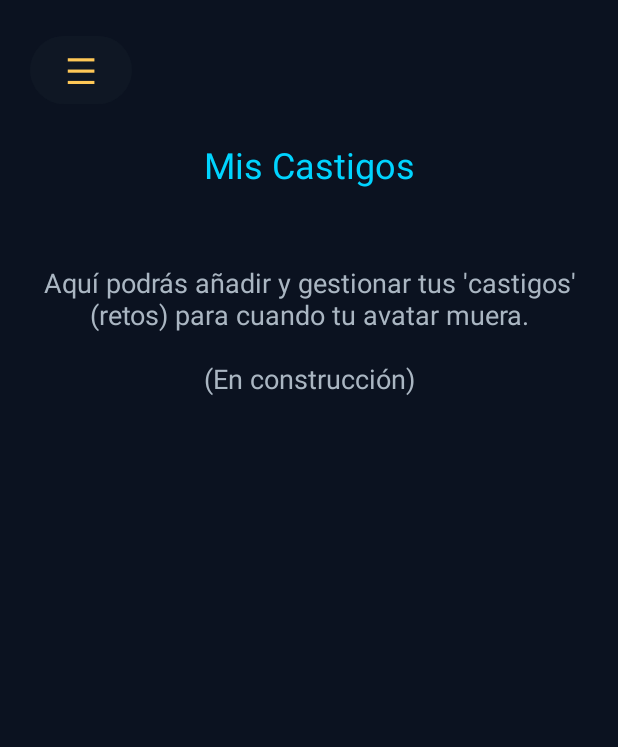
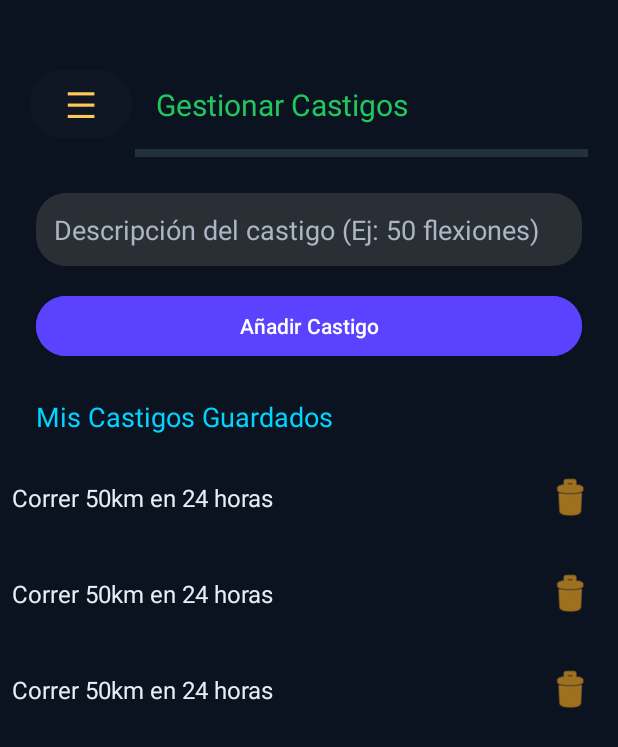
Before and after one commit to Bcio01/InfinityLive, an Android app: the layout activity_gestion_castigos.xml on its own in the app's theme, with its tools: preview values and no code run, on a phone screen of 412 x 824 dp. Shown: the top 747 px of the screen. Run offline under Robolectric (Android 15) with nearby library versions, the light colour scheme and no system bars.

Commit message:
Implementacion de lógica de muerte(Pantalla de muerte, Castigos para revivir, Disminucion de dinero por muerte)

```diff
--- a/app/src/main/res/layout/activity_gestion_castigos.xml
+++ b/app/src/main/res/layout/activity_gestion_castigos.xml
@@ -1,10 +1,21 @@
 <?xml version="1.0" encoding="utf-8"?>
 <LinearLayout xmlns:android="http://schemas.android.com/apk/res/android"
+    xmlns:app="http://schemas.android.com/apk/res-auto"
+    xmlns:tools="http://schemas.android.com/tools"
     android:layout_width="match_parent"
     android:layout_height="match_parent"
     android:orientation="vertical"
     android:background="@color/background"
-    android:padding="20dp">
+    tools:context=".GestionCastigosActivity">
+
+    <LinearLayout
+        android:layout_width="match_parent"
+        android:layout_height="wrap_content"
+        android:orientation="horizontal"
+        android:paddingTop="40sp"
+        android:paddingStart="20sp"
+        android:paddingEnd="20sp"
+        android:gravity="center_vertical">
 
         <Button
             android:id="@+id/btnMenu"
@@ -17,21 +28,63 @@
             android:textSize="24sp" />
 
         <TextView
+            android:layout_width="0dp"
+            android:layout_height="wrap_content"
+            android:layout_weight="1"
+            android:padding="16dp"
+            android:text="Gestionar Castigos"
+            android:textColor="@color/success"
+            android:textSize="20sp" />
+    </LinearLayout>
+
+    <View
+        android:layout_width="match_parent"
+        android:layout_height="5dp"
+        android:background="@color/divider"
+        android:layout_marginStart="90sp"
+        android:layout_marginEnd="20sp"/>
+
+    <LinearLayout
         android:layout_width="match_parent"
         android:layout_height="wrap_content"
-        android:text="Mis Castigos"
-        android:textColor="@color/acent"
-        android:textSize="24sp"
-        android:gravity="center"
-        android:layout_marginTop="20dp"/>
+        android:orientation="vertical"
+        android:padding="24dp">
+
+        <EditText
+            android:id="@+id/etCastigoDescripcion"
+            android:layout_width="match_parent"
+            android:layout_height="wrap_content"
+            android:background="@drawable/rounded_input"
+            android:hint="Descripción del castigo (Ej: 50 flexiones)"
+            android:inputType="textCapSentences"
+            android:textColor="@color/text_primary"
+            android:textColorHint="@color/text_secondary" />
+
+        <Button
+            android:id="@+id/btnAnadirCastigo"
+            android:layout_width="match_parent"
+            android:layout_height="wrap_content"
+            android:layout_marginTop="16dp"
+            android:text="Añadir Castigo"
+            android:backgroundTint="@color/achievement"/>
+    </LinearLayout>
 
     <TextView
         android:layout_width="match_parent"
         android:layout_height="wrap_content"
-        android:text="Aquí podrás añadir y gestionar tus 'castigos' (retos) para cuando tu avatar muera.\n\n(En construcción)"
-        android:textColor="@color/text_secondary"
+        android:text="Mis Castigos Guardados"
+        android:textColor="@color/acent"
         android:textSize="18sp"
-        android:gravity="center"
-        android:layout_marginTop="50dp"/>
+        android:paddingStart="24dp"
+        android:paddingEnd="24dp"/>
+
+    <androidx.recyclerview.widget.RecyclerView
+        android:id="@+id/rvCastigos"
+        android:layout_width="match_parent"
+        android:layout_height="0dp"
+        android:layout_weight="1"
+        android:layout_marginTop="10dp"
+        app:layoutManager="androidx.recyclerview.widget.LinearLayoutManager"
+        tools:listitem="@layout/item_castigo" />
 
 </LinearLayout>
--- /dev/null
+++ b/app/src/main/res/layout/item_castigo.xml
@@ -0,0 +1,29 @@
+<?xml version="1.0" encoding="utf-8"?>
+<LinearLayout xmlns:android="http://schemas.android.com/apk/res/android"
+    xmlns:app="http://schemas.android.com/apk/res-auto"
+    xmlns:tools="http://schemas.android.com/tools"
+    android:layout_width="match_parent"
+    android:layout_height="wrap_content"
+    android:orientation="horizontal"
+    android:gravity="center_vertical"
+    android:padding="8dp">
+
+    <TextView
+        android:id="@+id/tvCastigoDescripcion"
+        android:layout_width="0dp"
+        android:layout_height="wrap_content"
+        android:layout_weight="1"
+        android:textColor="@color/text_primary"
+        android:textSize="16sp"
+        tools:text="Correr 50km en 24 horas" />
+
+    <ImageButton
+        android:id="@+id/btnBorrarCastigo"
+        android:layout_width="48dp"
+        android:layout_height="48dp"
+        android:background="?attr/selectableItemBackgroundBorderless"
+        android:src="@android:drawable/ic_menu_delete"
+        app:tint="@color/warning"
+        android:contentDescription="Borrar castigo" />
+
+</LinearLayout>
```
Also changed, not shown: app/src/main/AndroidManifest.xml (+7 -8 lines), app/src/main/java/com/saamael/infinitylive/Castigo.kt (added, +9 -0 lines), app/src/main/java/com/saamael/infinitylive/CastigoAdapter.kt (added, +45 -0 lines), app/src/main/java/com/saamael/infinitylive/GestionCastigosActivity.kt (+93 -4 lines), app/src/main/java/com/saamael/infinitylive/InicioActivity.kt (+37 -16 lines), app/src/main/java/com/saamael/infinitylive/RevivirActivity.kt (added, +105 -0 lines), app/src/main/res/layout/activity_revivir.xml (added, +61 -0 lines). Lines whose indentation alone changed are shown as unchanged.
